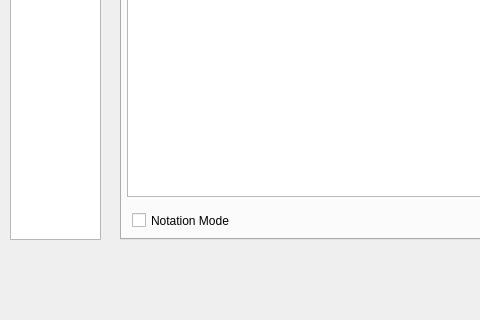
The window that mainwindow.ui (azulflame/Midi_Midi) describes before a commit, drawn with Qt 5; both pictures show x 0 to 480 and y 379 to 699 of the 1537 by 699 pixel window.
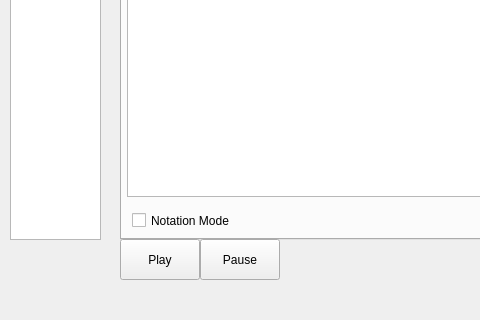
The same window after the commit. Custom widgets are drawn as their Qt base class.

Commit message: Added play and pause button, press the add button in the tool bar and press measures to add measures

Patch:
```diff
--- a/mainwindow.ui
+++ b/mainwindow.ui
@@ -112,6 +112,32 @@
      </attribute>
     </widget>
    </widget>
+   <widget class="QPushButton" name="pushButton">
+    <property name="geometry">
+     <rect>
+      <x>120</x>
+      <y>570</y>
+      <width>80</width>
+      <height>41</height>
+     </rect>
+    </property>
+    <property name="text">
+     <string>Play</string>
+    </property>
+   </widget>
+   <widget class="QPushButton" name="pushButton_2">
+    <property name="geometry">
+     <rect>
+      <x>200</x>
+      <y>570</y>
+      <width>80</width>
+      <height>41</height>
+     </rect>
+    </property>
+    <property name="text">
+     <string>Pause</string>
+    </property>
+   </widget>
   </widget>
   <widget class="QMenuBar" name="menuBar">
    <property name="geometry">
```
The commit also changes 2 other files.
